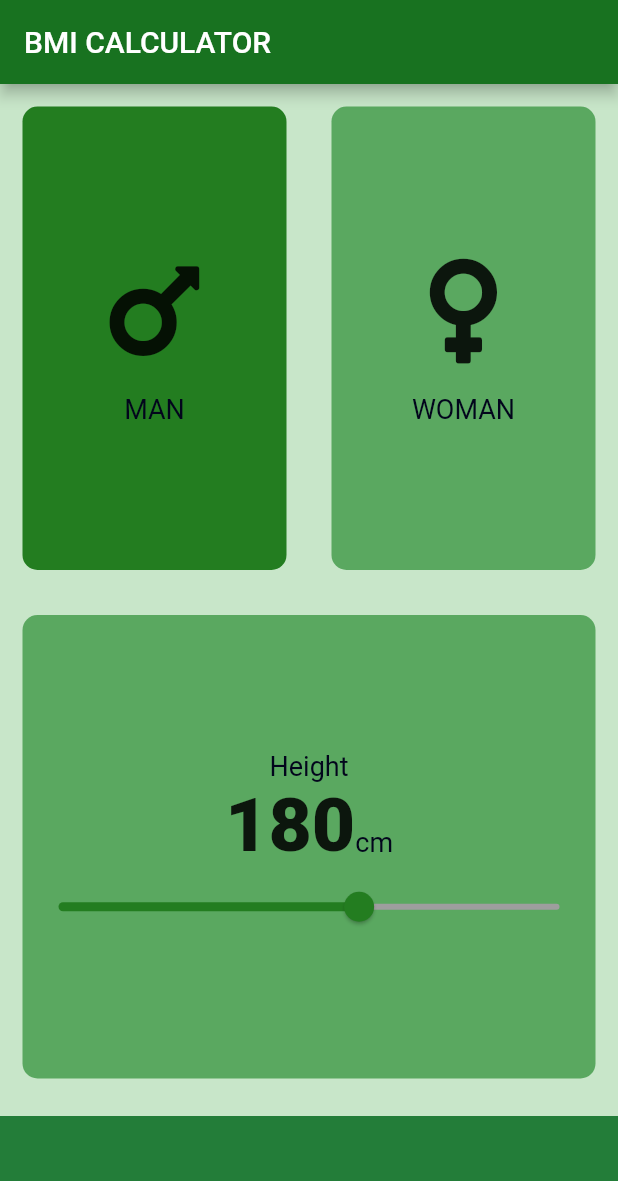
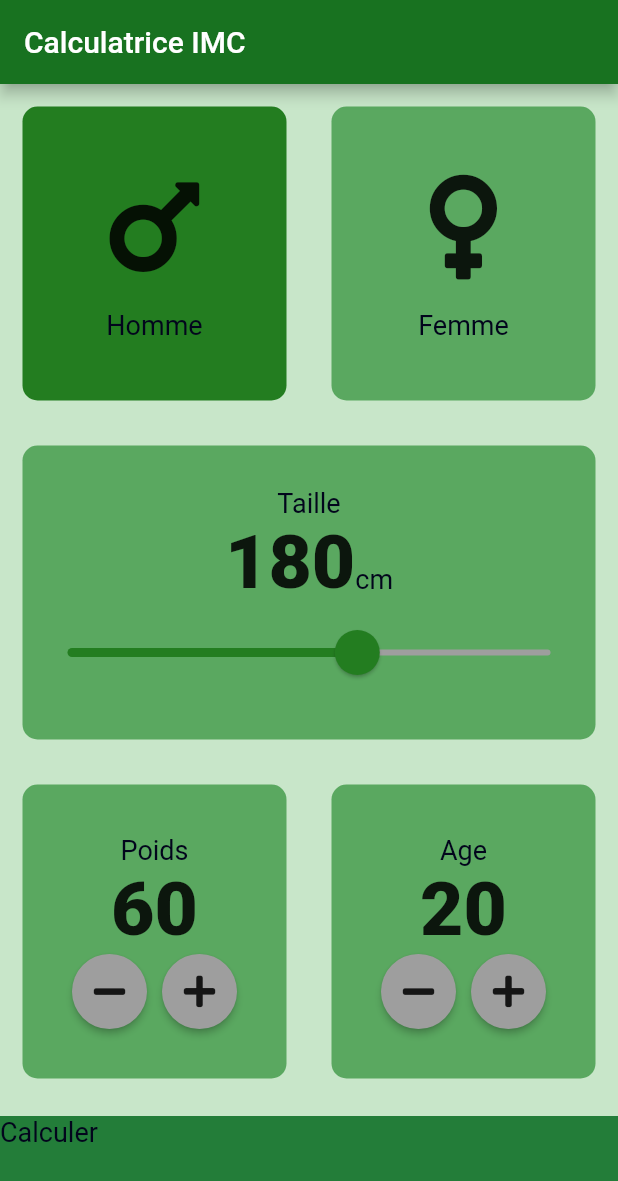
Before and after one commit to kamdoumloich/BMI_Calculator, a Flutter app: the screen it shows after launch, on a phone screen of 412 x 824 dp. Shown: the top 1181 px of the screen. Run offline on Flutter 3.47's test engine with Material 2 defaults, Android fonts, the phone set to English and light mode, and no system bars; our stand-ins replace font_awesome_flutter.

```diff
--- a/lib/main.dart
+++ b/lib/main.dart
@@ -1,3 +1,4 @@
+import 'package:bmi_calculator/results_page.dart';
 import 'package:flutter/cupertino.dart';
 import 'package:flutter/material.dart';
 import 'package:font_awesome_flutter/font_awesome_flutter.dart';
@@ -49,12 +50,14 @@ class InputPage extends StatefulWidget {
 class _InputPageState extends State<InputPage> {
   Gender selectedGender = Gender.male;
   int height = 180;
+  int weight = 60;
+  int age = 20;
 
   @override
   Widget build(BuildContext context) {
     return Scaffold(
       appBar: AppBar(
-        title: Text('BMI CALCULATOR'),
+        title: Text('Calculatrice IMC'),
       ),
       body: Column(
         crossAxisAlignment: CrossAxisAlignment.stretch,
@@ -72,8 +75,8 @@ class _InputPageState extends State<InputPage> {
                     colour: selectedGender == Gender.male
                         ? kActiveCardColor
                         : kInactiveCardColor,
-                    carChild:
-                        IconContent(icon: FontAwesomeIcons.mars, label: 'MAN'),
+                    carChild: IconContent(
+                        icon: FontAwesomeIcons.mars, label: 'Homme'),
                   ),
                 ),
                 Expanded(
@@ -87,7 +90,7 @@ class _InputPageState extends State<InputPage> {
                         ? kActiveCardColor
                         : kInactiveCardColor,
                     carChild: IconContent(
-                        icon: FontAwesomeIcons.venus, label: 'WOMAN'),
+                        icon: FontAwesomeIcons.venus, label: 'Femme'),
                   ),
                 ),
               ],
@@ -100,7 +103,7 @@ class _InputPageState extends State<InputPage> {
                 mainAxisAlignment: MainAxisAlignment.center,
                 children: [
                   Text(
-                    "Height",
+                    "Taille",
                     style: kLabelTextStyle,
                   ),
                   Row(
@@ -118,7 +121,14 @@ class _InputPageState extends State<InputPage> {
                       ),
                     ],
                   ),
-                  Slider(
+                  SliderTheme(
+                    data: SliderTheme.of(context).copyWith(
+                      thumbShape:
+                          RoundSliderThumbShape(enabledThumbRadius: 15.0),
+                      overlayShape:
+                          RoundSliderOverlayShape(overlayRadius: 30.0),
+                    ),
+                    child: Slider(
                         value: height.toDouble(),
                         activeColor: kActiveCardColor,
                         inactiveColor: Colors.grey,
@@ -129,35 +139,116 @@ class _InputPageState extends State<InputPage> {
                             height = newValue.toInt();
                           });
                         }),
+                  ),
                 ],
               ),
             ),
           ),
-          // Expanded(
-          //   child: Row(
-          //     children: [
-          //       Expanded(
-          //         child: ReusableCard(
-          //           colour: inactiveCardColor,
-          //           carChild:
-          //               IconContent(icon: FontAwesomeIcons.mars, label: 'MEN'),
-          //         ),
-          //       ),
-          //       Expanded(
-          //         child: ReusableCard(
-          //           colour: inactiveCardColor,
-          //           carChild:
-          //               IconContent(icon: FontAwesomeIcons.mars, label: 'MEN'),
-          //         ),
-          //       ),
-          //     ],
-          //   ),
-          // ),
-          Container(
+          Expanded(
+            child: Row(
+              children: [
+                Expanded(
+                  child: ReusableCard(
+                    colour: kInactiveCardColor,
+                    carChild: Column(
+                      mainAxisAlignment: MainAxisAlignment.center,
+                      children: [
+                        Text(
+                          'Poids',
+                          style: kLabelTextStyle,
+                        ),
+                        Text(
+                          weight.toString(),
+                          style: kNumberTextStyle,
+                        ),
+                        Row(
+                          mainAxisAlignment: MainAxisAlignment.center,
+                          children: [
+                            RoundIconButton(
+                              icon: FontAwesomeIcons.minus,
+                              onPressed: () {
+                                setState(() {
+                                  weight--;
+                                });
+                              },
+                            ),
+                            SizedBox(
+                              width: 10.0,
+                            ),
+                            RoundIconButton(
+                              icon: FontAwesomeIcons.plus,
+                              onPressed: () {
+                                setState(() {
+                                  weight++;
+                                });
+                              },
+                            ),
+                          ],
+                        )
+                      ],
+                    ),
+                  ),
+                ),
+                Expanded(
+                  child: ReusableCard(
+                    colour: kInactiveCardColor,
+                    carChild: Column(
+                      mainAxisAlignment: MainAxisAlignment.center,
+                      children: [
+                        Text(
+                          'Age',
+                          style: kLabelTextStyle,
+                        ),
+                        Text(
+                          age.toString(),
+                          style: kNumberTextStyle,
+                        ),
+                        Row(
+                          mainAxisAlignment: MainAxisAlignment.center,
+                          children: [
+                            RoundIconButton(
+                              icon: FontAwesomeIcons.minus,
+                              onPressed: () {
+                                setState(() {
+                                  age--;
+                                });
+                              },
+                            ),
+                            SizedBox(
+                              width: 10.0,
+                            ),
+                            RoundIconButton(
+                              icon: FontAwesomeIcons.plus,
+                              onPressed: () {
+                                setState(() {
+                                  age++;
+                                });
+                              },
+                            ),
+                          ],
+                        )
+                      ],
+                    ),
+                  ),
+                ),
+              ],
+            ),
+          ),
+          GestureDetector(
+            onTap: () {
+              Navigator.push(context,
+                  MaterialPageRoute(builder: (context) => ResultsPage()));
+            },
+            child: Container(
+              child: Text(
+                'Calculer',
+                style: kLabelTextStyle,
+              ),
               color: kBottomContainerColor,
               margin: EdgeInsets.only(top: 10.0),
               width: double.infinity,
               height: kBottomContainerHeight,
+            ),
           )
         ],
       ),
@@ -168,3 +259,25 @@ class _InputPageState extends State<InputPage> {
     );
   }
 }
+
+class RoundIconButton extends StatelessWidget {
+  RoundIconButton({required this.icon, required this.onPressed});
+
+  final IconData icon;
+  final Function()? onPressed;
+
+  @override
+  Widget build(BuildContext context) {
+    return RawMaterialButton(
+      child: Icon(icon),
+      elevation: 2.0,
+      constraints: BoxConstraints.tightFor(
+        width: 50.0,
+        height: 50.0,
+      ),
+      shape: CircleBorder(),
+      fillColor: Colors.grey,
+      onPressed: onPressed,
+    );
+  }
+}
--- /dev/null
+++ b/lib/results_page.dart
@@ -0,0 +1,15 @@
+import 'package:flutter/material.dart';
+
+class ResultsPage extends StatelessWidget {
+  const ResultsPage({Key? key}) : super(key: key);
+
+  @override
+  Widget build(BuildContext context) {
+    return Scaffold(
+      appBar: AppBar(
+        title: Text('Calculatrice IMC'),
+      ),
+      body: Text('Hello'),
+    );
+  }
+}
```
Lines whose indentation alone changed are shown as unchanged.
